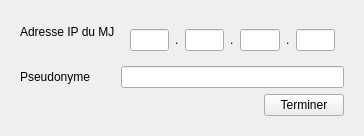
The window that src/ConnectionHelper.ui (Nepta/nixjdr) describes before a commit, drawn with Qt 5.
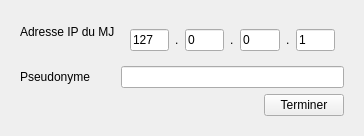
The same window after the commit. The open tabs and pages were chosen to show the change.

The edit to the form file:
```diff
--- a/src/ConnectionHelper.ui
+++ b/src/ConnectionHelper.ui
@@ -87,7 +87,7 @@
             <item>
              <widget class="QLineEdit" name="ipA">
               <property name="text">
-               <string/>
+               <string>127</string>
               </property>
              </widget>
             </item>
@@ -107,7 +107,7 @@
             <item>
              <widget class="QLineEdit" name="ipB">
               <property name="text">
-               <string/>
+               <string>0</string>
               </property>
              </widget>
             </item>
@@ -121,7 +121,7 @@
             <item>
              <widget class="QLineEdit" name="ipC">
               <property name="text">
-               <string/>
+               <string>0</string>
               </property>
              </widget>
             </item>
@@ -135,7 +135,7 @@
             <item>
              <widget class="QLineEdit" name="ipD">
               <property name="text">
-               <string/>
+               <string>1</string>
               </property>
              </widget>
             </item>
```
Left out of the diff: 6 changed lines with no effect on the pictures.
